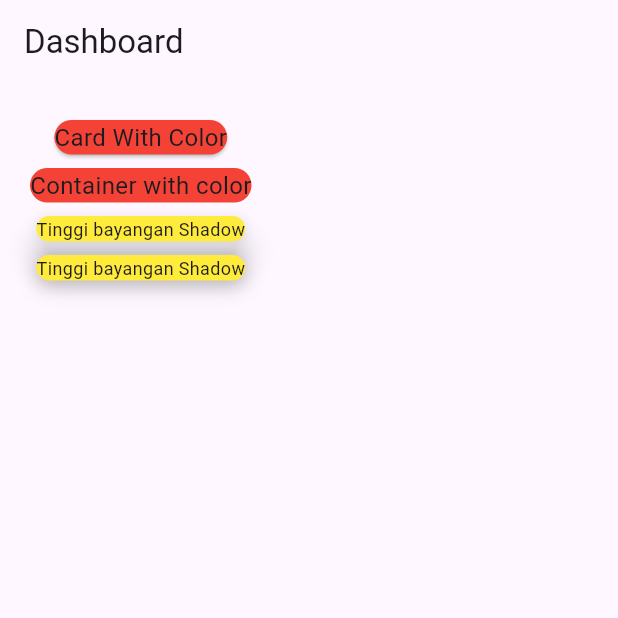
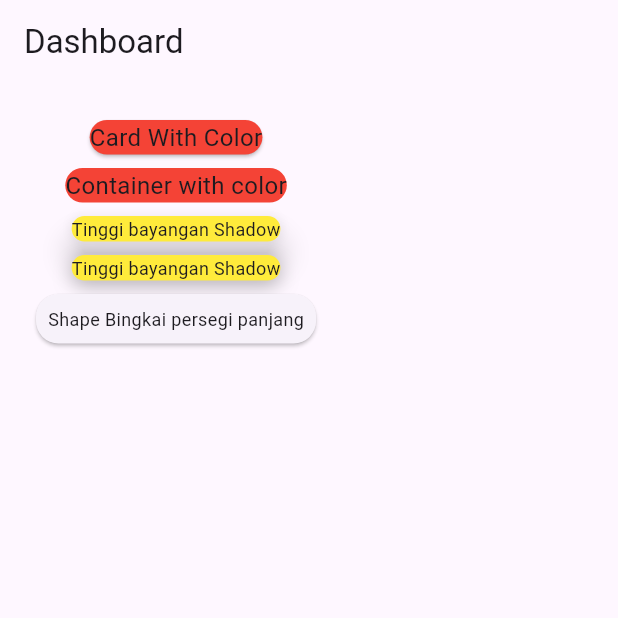
Before and after one commit to helenoktaa/week8_card, a Flutter app: the screen it shows after launch, on a phone screen of 412 x 824 dp, the top half of it. Run offline on Flutter 3.47's test engine with Material 3 defaults, Android fonts, the phone set to English and light mode, and no system bars.

Commit message:
add shape bingkai persegi panjang

```diff
--- a/lib/pages/page_card_01.dart
+++ b/lib/pages/page_card_01.dart
@@ -57,8 +57,19 @@ class MyCardNight extends StatelessWidget {
                   style: TextStyle(fontSize: 12.0),
                 ),
               ),
-
-
+              SizedBox(height: 5),
+              Card(
+                shape: RoundedRectangleBorder(
+                  borderRadius: BorderRadius.circular(15.0),
+                ),
+                child: Padding(
+                  padding: const EdgeInsets.all(8.0),
+                  child: Text(
+                    "Shape Bingkai persegi panjang",
+                    style: TextStyle(fontSize: 12.0),
+                  ),
+                ),
+              ),
             ],
           ),
         ),
```
